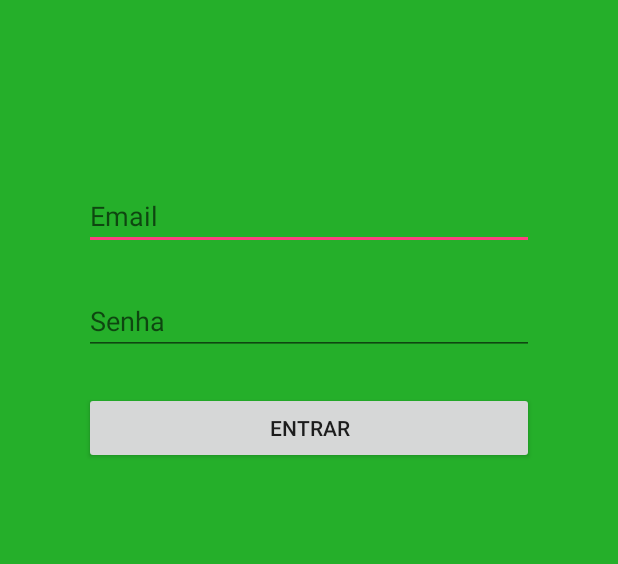
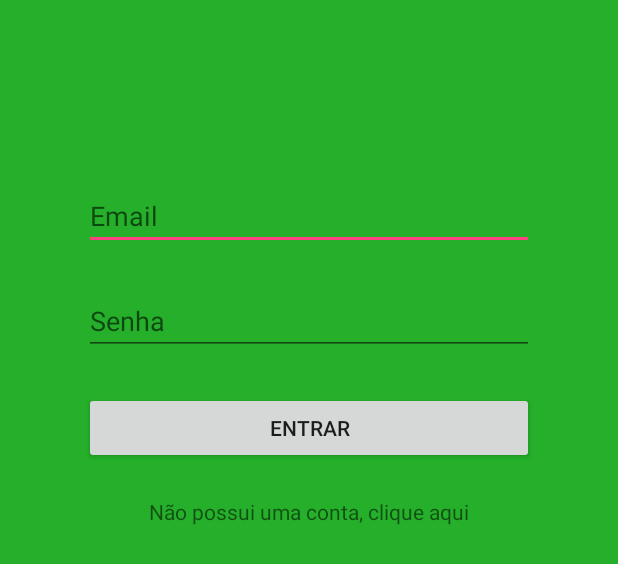
Before and after one commit to alanfialho/PeladaFC, an Android app: the layout activity_autenticar_conta.xml on its own in the app's theme, with its tools: preview values and no code run, on a phone screen of 412 x 824 dp. Shown: the top 564 px of the screen. Run offline under Robolectric (Android 15) with nearby library versions, the phone set to English and light mode, and no system bars.

Commit message:
link para tela criar conta

```diff
--- a/app/build.gradle
+++ b/app/build.gradle
@@ -16,6 +16,9 @@ android {
             minifyEnabled false
             proguardFiles getDefaultProguardFile('proguard-android.txt'), 'proguard-rules.pro'
         }
+        debug {
+            debuggable true
+        }
     }
 }
 
--- a/app/src/main/java/com/br/peladafc/gateway/PeladaFCWsGateway.java
+++ b/app/src/main/java/com/br/peladafc/gateway/PeladaFCWsGateway.java
@@ -29,7 +29,9 @@ import static android.content.ContentValues.TAG;
 public final class PeladaFCWsGateway {
 
     private static final String logError = "on peladafc gateway: ";
-    private static String baseURL = "http://10.0.2.2:55861/api/";
+    //private static String baseURL = "http://10.0.2.2:55861/api/";
+    private static String baseURL = "http://192.168.0.107:55861/api/";
+
 
     private PeladaFCWsGateway(){}
 
--- a/app/src/main/res/layout/activity_autenticar_conta.xml
+++ b/app/src/main/res/layout/activity_autenticar_conta.xml
@@ -38,6 +38,14 @@
         android:text="Entrar"
         android:onClick="entrarOnClick" />
 
+    <TextView
+        android:id="@+id/tvCriarConta"
+        android:layout_height="wrap_content"
+        android:layout_width="wrap_content"
+        android:layout_centerHorizontal="true"
+        android:layout_marginTop="315dp"
+        android:text="Não possui uma conta, clique aqui"
+        android:onClick="criarContaOnClick" />
 
 
 </RelativeLayout>
```
Also changed, not shown: app/src/main/AndroidManifest.xml (+8 -1 lines), app/src/main/java/com/br/peladafc/view/AutenticarContaActivity.java (+9 -0 lines).
